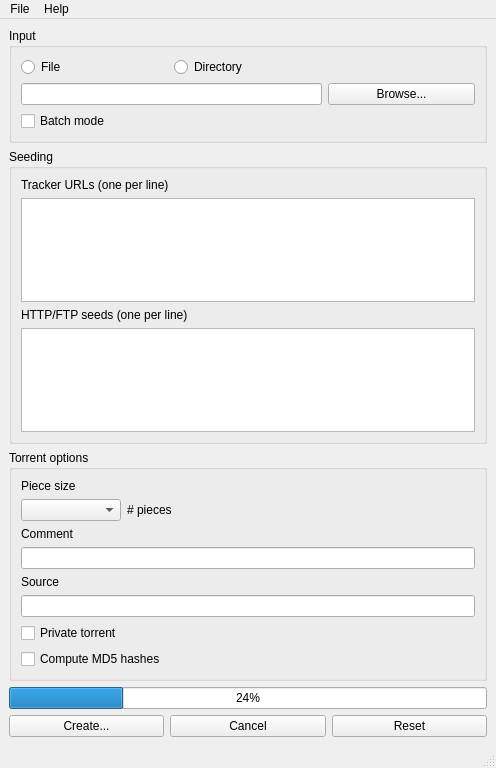
Qt form dottorrentGUI/mainwindow.ui (kz26/dottorrent-gui) before a commit.
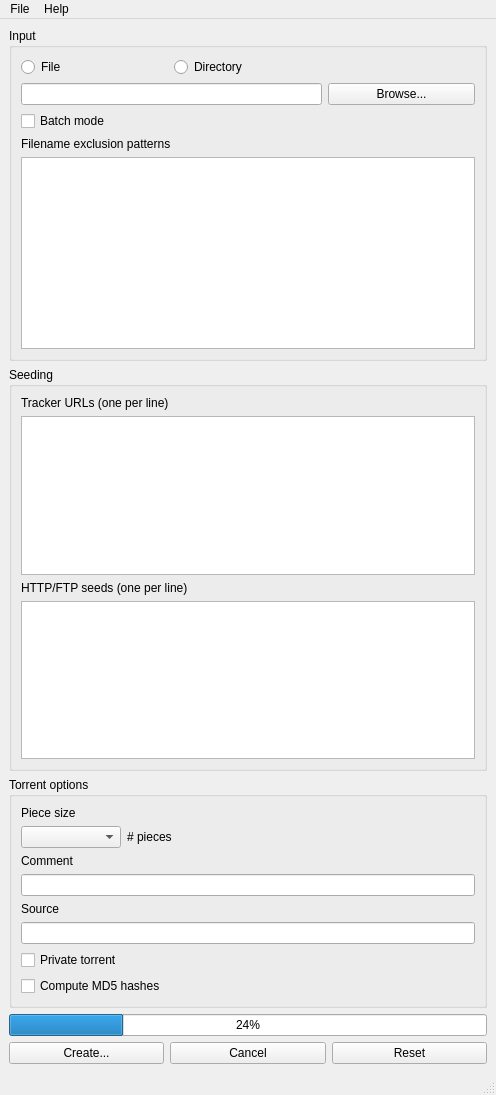
The same form after that commit.

Commit message: Filename exclusion pattern support; drag-and-drop input support; misc UI tweaks

Diff of the .ui file:
```diff
--- a/dottorrentGUI/mainwindow.ui
+++ b/dottorrentGUI/mainwindow.ui
@@ -7,7 +7,7 @@
     <x>0</x>
     <y>0</y>
     <width>496</width>
-    <height>768</height>
+    <height>1095</height>
    </rect>
   </property>
   <property name="windowTitle">
@@ -33,6 +33,19 @@
        <string>Input</string>
       </property>
       <layout class="QGridLayout" name="gridLayout">
+       <item row="3" column="0" colspan="3">
+        <widget class="QLabel" name="excludeLabel">
+         <property name="sizePolicy">
+          <sizepolicy hsizetype="Preferred" vsizetype="Fixed">
+           <horstretch>0</horstretch>
+           <verstretch>0</verstretch>
+          </sizepolicy>
+         </property>
+         <property name="text">
+          <string>Filename exclusion patterns</string>
+         </property>
+        </widget>
+       </item>
        <item row="0" column="0">
         <widget class="QRadioButton" name="fileRadioButton">
          <property name="sizePolicy">
@@ -46,6 +59,16 @@
          </property>
         </widget>
        </item>
+       <item row="2" column="0">
+        <widget class="QCheckBox" name="batchModeCheckBox">
+         <property name="toolTip">
+          <string>&lt;html&gt;&lt;head/&gt;&lt;body&gt;&lt;p&gt;If enabled, a torrent will be created for each directory and file one level below the input directory. The piece size for each torrent will be determined automatically.&lt;/p&gt;&lt;/body&gt;&lt;/html&gt;</string>
+         </property>
+         <property name="text">
+          <string>Batch mode</string>
+         </property>
+        </widget>
+       </item>
        <item row="0" column="1">
         <widget class="QRadioButton" name="directoryRadioButton">
          <property name="sizePolicy">
@@ -64,6 +87,9 @@
          <property name="text">
           <string/>
          </property>
+         <property name="dragEnabled">
+          <bool>true</bool>
+         </property>
          <property name="readOnly">
           <bool>true</bool>
          </property>
@@ -76,13 +102,22 @@
          </property>
         </widget>
        </item>
-       <item row="2" column="0">
-        <widget class="QCheckBox" name="batchModeCheckBox">
-         <property name="toolTip">
-          <string>&lt;html&gt;&lt;head/&gt;&lt;body&gt;&lt;p&gt;If enabled, a torrent will be created for each directory and file one level below the input directory. The piece size for each torrent will be determined automatically.&lt;/p&gt;&lt;/body&gt;&lt;/html&gt;</string>
+       <item row="4" column="0" colspan="3">
+        <widget class="QPlainTextEdit" name="excludeEdit">
+         <property name="enabled">
+          <bool>true</bool>
          </property>
-         <property name="text">
-          <string>Batch mode</string>
+         <property name="sizePolicy">
+          <sizepolicy hsizetype="Expanding" vsizetype="MinimumExpanding">
+           <horstretch>0</horstretch>
+           <verstretch>0</verstretch>
+          </sizepolicy>
+         </property>
+         <property name="minimumSize">
+          <size>
+           <width>0</width>
+           <height>112</height>
+          </size>
          </property>
         </widget>
        </item>
@@ -111,11 +146,17 @@
        <item>
         <widget class="QPlainTextEdit" name="trackerEdit">
          <property name="sizePolicy">
-          <sizepolicy hsizetype="Expanding" vsizetype="Minimum">
+          <sizepolicy hsizetype="Expanding" vsizetype="MinimumExpanding">
            <horstretch>0</horstretch>
            <verstretch>0</verstretch>
           </sizepolicy>
          </property>
+         <property name="minimumSize">
+          <size>
+           <width>0</width>
+           <height>90</height>
+          </size>
+         </property>
          <property name="sizeAdjustPolicy">
           <enum>QAbstractScrollArea::AdjustToContents</enum>
          </property>
@@ -137,11 +178,17 @@
        <item>
         <widget class="QPlainTextEdit" name="webSeedEdit">
          <property name="sizePolicy">
-          <sizepolicy hsizetype="Expanding" vsizetype="Minimum">
+          <sizepolicy hsizetype="Expanding" vsizetype="MinimumExpanding">
            <horstretch>0</horstretch>
            <verstretch>0</verstretch>
           </sizepolicy>
          </property>
+         <property name="minimumSize">
+          <size>
+           <width>0</width>
+           <height>90</height>
+          </size>
+         </property>
          <property name="sizeAdjustPolicy">
           <enum>QAbstractScrollArea::AdjustToContents</enum>
          </property>
@@ -297,7 +344,7 @@
      <x>0</x>
      <y>0</y>
      <width>496</width>
-     <height>27</height>
+     <height>32</height>
     </rect>
    </property>
    <widget class="QMenu" name="menuFile">
```
The commit also changes 4 other files.
